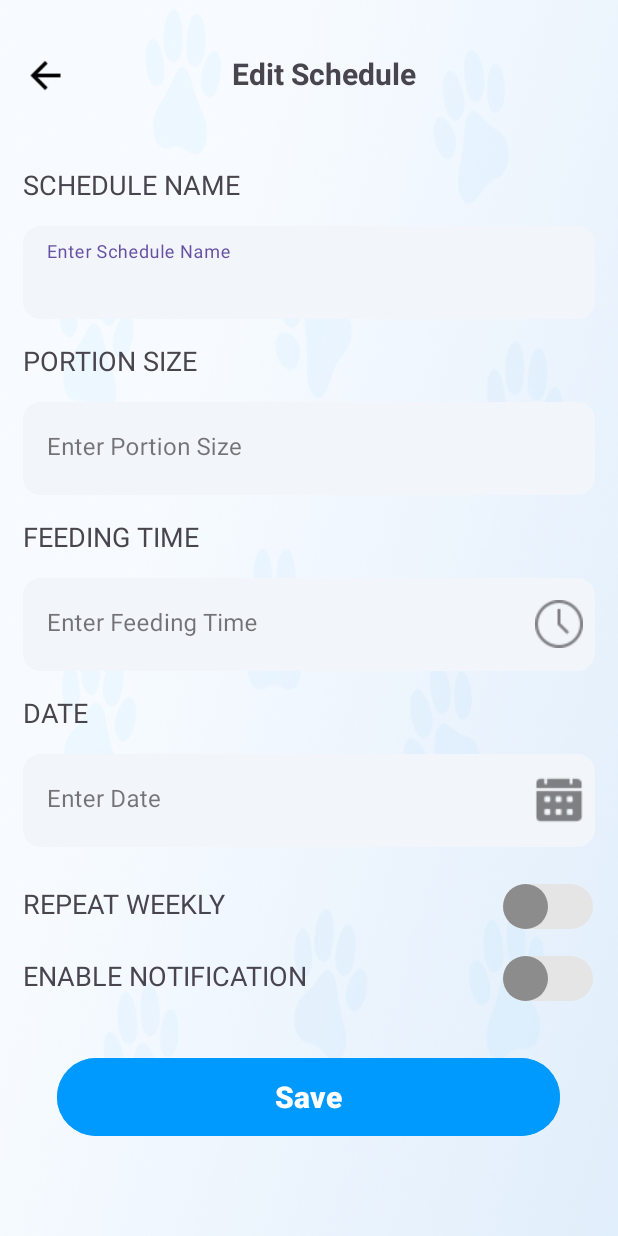
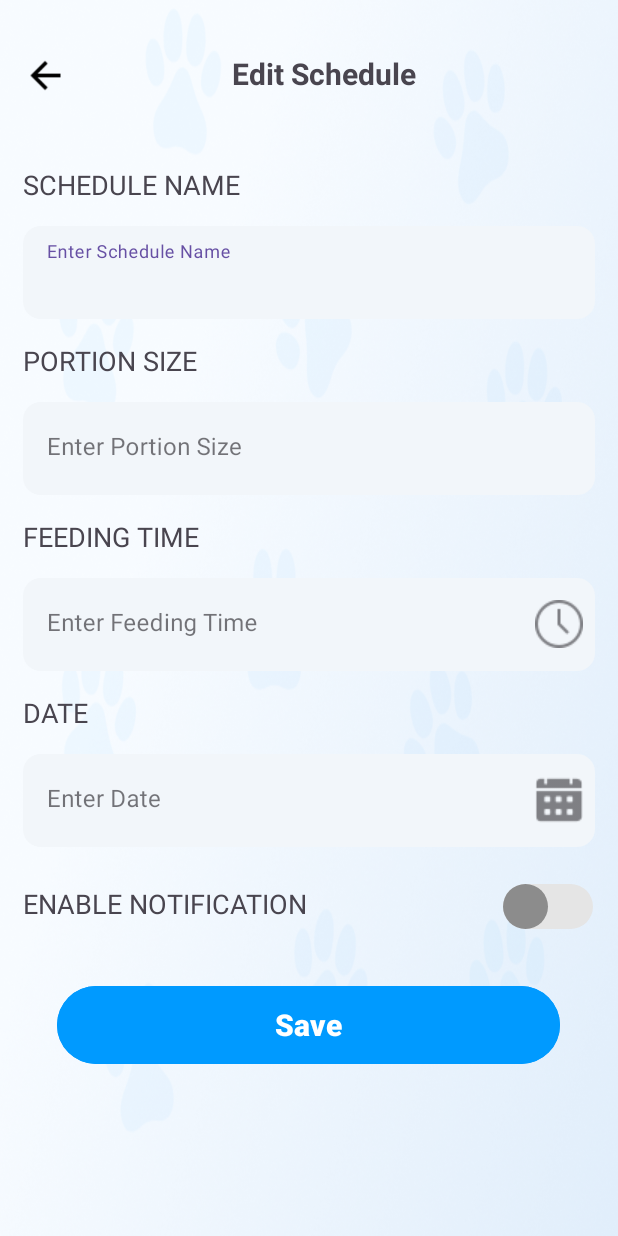
Before and after one commit to jovinjuan/PawFeeder, an Android app: the EditScheduleActivity screen opened directly, with no data from a screen before it, on a phone screen of 412 x 824 dp. Run offline under Robolectric (Android 15) with nearby library versions, the phone set to English and light mode, and no system bars; our stand-ins replace Firebase (no records; nobody signed in at launch, a user with empty details on screens opened directly).

```diff
--- a/app/src/main/res/layout/activity_edit_schedule.xml
+++ b/app/src/main/res/layout/activity_edit_schedule.xml
@@ -195,27 +195,6 @@
                 android:layout_height="wrap_content">
 
                 <TextView
-                    android:id="@+id/textView11"
-                    android:layout_width="320dp"
-                    android:layout_height="wrap_content"
-                    android:text="REPEAT WEEKLY"
-                    android:textSize="18dp" />
-
-                <androidx.appcompat.widget.SwitchCompat
-                    android:id="@+id/switchWeekly"
-                    android:layout_width="wrap_content"
-                    android:layout_height="wrap_content"
-                    android:thumb="@drawable/thumb"
-                    app:thumbTint="@color/selector_thumb"
-                    app:track="@drawable/track"
-                    app:trackTint="@color/selector_track" />
-            </LinearLayout>
-
-            <LinearLayout
-                android:layout_width="match_parent"
-                android:layout_height="wrap_content">
-
-                <TextView
                     android:id="@+id/textView12"
                     android:layout_width="320dp"
                     android:layout_height="wrap_content"
```
Also changed, not shown: app/src/main/java/com/uph23/edu/pawfeeder/EditScheduleActivity.java (+15 -0 lines), app/src/main/java/com/uph23/edu/pawfeeder/ScheduleFragment.java (+15 -0 lines), app/src/main/res/layout/activity_create_schedule.xml (+0 -21 lines).
